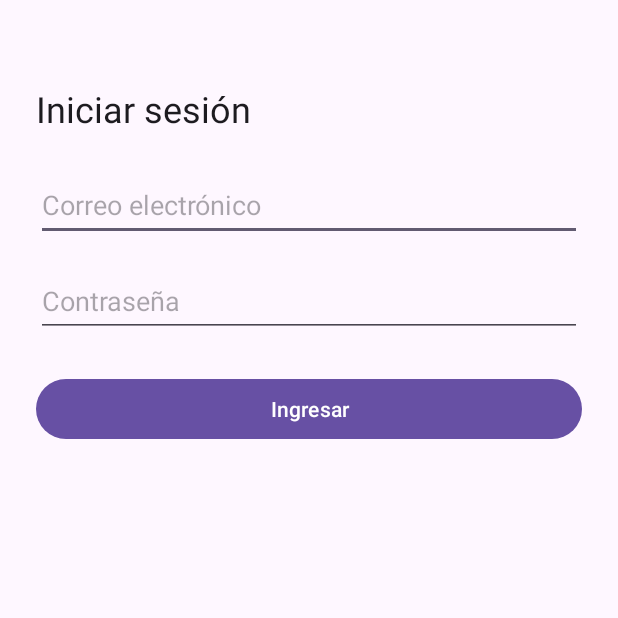
After one commit to Brandon-SGB/Computacion_Movil_EcoBogota, an Android app: the LoginActivity screen opened directly, with no data from a screen before it, on a phone screen of 412 x 824 dp, the top half of it. The commit adds this screen. Run offline under Robolectric (Android 15) with nearby library versions, the phone set to English and light mode, and no system bars.

Commit message:
P4: sesión y pantalla de inicio de sesión (P-04, HU-02)
- SessionManager expone LiveData getSesionInvalidada(); invalidarSesion()
  publica un único aviso cuando elimina el token.
- MainActivity observa el aviso y abre LoginActivity con la pila limpia
  (A6, A11); barra superior con la opción Cerrar sesión.
- LoginActivity y LoginViewModel: correo con formato válido y campos
  obligatorios (A8); con conexión informa que el ingreso espera el
  servicio del backend. La contraseña no se guarda ni se registra (A7).
- La actividad de inicio sigue siendo MainActivity.
- Pruebas locales de las validaciones y prueba en dispositivo de diez
  invalidaciones simultáneas con un solo aviso.

```diff
--- a/app/src/main/AndroidManifest.xml
+++ b/app/src/main/AndroidManifest.xml
@@ -31,6 +31,10 @@
                 <category android:name="android.intent.category.LAUNCHER" />
             </intent-filter>
         </activity>
+        <activity
+            android:name=".ui.LoginActivity"
+            android:exported="false"
+            android:windowSoftInputMode="adjustResize" />
     </application>
 
 </manifest>
--- /dev/null
+++ b/app/src/main/java/co/edu/uniminuto/Movil_EcoBogota/ui/LoginActivity.java
@@ -0,0 +1,77 @@
+package co.edu.uniminuto.Movil_EcoBogota.ui;
+
+import android.os.Bundle;
+import android.view.View;
+import android.widget.Button;
+import android.widget.EditText;
+import android.widget.ProgressBar;
+import android.widget.TextView;
+
+import androidx.activity.EdgeToEdge;
+import androidx.appcompat.app.AppCompatActivity;
+import androidx.core.graphics.Insets;
+import androidx.core.view.ViewCompat;
+import androidx.core.view.WindowInsetsCompat;
+import androidx.lifecycle.ViewModelProvider;
+
+import co.edu.uniminuto.Movil_EcoBogota.R;
+
+//Pantalla de inicio de sesión (HU-02)
+public class LoginActivity extends AppCompatActivity {
+
+    //Vistas
+    private EditText etCorreo;
+    private EditText etContrasena;
+    private Button btnIngresar;
+    private ProgressBar pbLogin;
+    private TextView tvEstadoLogin;
+
+    //ViewModel de la pantalla
+    private LoginViewModel viewModel;
+
+    @Override
+    protected void onCreate(Bundle savedInstanceState) {
+        super.onCreate(savedInstanceState);
+        EdgeToEdge.enable(this);
+        setContentView(R.layout.activity_login);
+        ViewCompat.setOnApplyWindowInsetsListener(findViewById(R.id.login), (v, insets) -> {
+            Insets systemBars = insets.getInsets(WindowInsetsCompat.Type.systemBars());
+            v.setPadding(systemBars.left, systemBars.top, systemBars.right, systemBars.bottom);
+            return insets;
+        });
+        initObjects();
+        observarViewModel();
+        btnIngresar.setOnClickListener(this::ingresar);
+    }
+
+    //Método para enlazar los objetos de la vista con la parte lógica
+    private void initObjects() {
+        etCorreo = findViewById(R.id.etCorreo);
+        etContrasena = findViewById(R.id.etContrasena);
+        btnIngresar = findViewById(R.id.btnIngresar);
+        pbLogin = findViewById(R.id.pbLogin);
+        tvEstadoLogin = findViewById(R.id.tvEstadoLogin);
+        viewModel = new ViewModelProvider(this).get(LoginViewModel.class);
+    }
+
+    //Método para observar el estado, el mensaje y los errores de los campos
+    private void observarViewModel() {
+        viewModel.getMensaje().observe(this, tvEstadoLogin::setText);
+        viewModel.getEstado().observe(this, this::mostrarEstado);
+        viewModel.getErrorCorreo().observe(this, etCorreo::setError);
+        viewModel.getErrorContrasena().observe(this, etContrasena::setError);
+    }
+
+    //Método para mostrar las vistas según el estado
+    private void mostrarEstado(EstadoUi estado) {
+        boolean cargando = estado == EstadoUi.CARGANDO;
+        pbLogin.setVisibility(cargando ? View.VISIBLE : View.GONE);
+        btnIngresar.setEnabled(!cargando);
+        tvEstadoLogin.setVisibility(cargando ? View.GONE : View.VISIBLE);
+    }
+
+    //Método del botón Ingresar; la contraseña solo se pasa a la validación, no se guarda
+    private void ingresar(View view) {
+        viewModel.ingresar(etCorreo.getText().toString(), etContrasena.getText().toString());
+    }
+}
--- /dev/null
+++ b/app/src/main/java/co/edu/uniminuto/Movil_EcoBogota/ui/LoginViewModel.java
@@ -0,0 +1,95 @@
+package co.edu.uniminuto.Movil_EcoBogota.ui;
+
+import android.app.Application;
+import android.util.Patterns;
+
+import androidx.annotation.NonNull;
+import androidx.lifecycle.AndroidViewModel;
+import androidx.lifecycle.LiveData;
+import androidx.lifecycle.MutableLiveData;
+
+import java.util.function.Predicate;
+
+import co.edu.uniminuto.Movil_EcoBogota.R;
+
+//ViewModel del inicio de sesión (HU-02); la contraseña no se guarda ni se registra en Log (A7)
+public class LoginViewModel extends AndroidViewModel {
+
+    //Estado de la pantalla, mensaje y errores de los campos
+    private final MutableLiveData<EstadoUi> estado = new MutableLiveData<>();
+    private final MutableLiveData<String> mensaje = new MutableLiveData<>();
+    private final MutableLiveData<String> errorCorreo = new MutableLiveData<>();
+    private final MutableLiveData<String> errorContrasena = new MutableLiveData<>();
+
+    public LoginViewModel(@NonNull Application application) {
+        super(application);
+    }
+
+    public LiveData<EstadoUi> getEstado() {
+        return estado;
+    }
+
+    public LiveData<String> getMensaje() {
+        return mensaje;
+    }
+
+    public LiveData<String> getErrorCorreo() {
+        return errorCorreo;
+    }
+
+    public LiveData<String> getErrorContrasena() {
+        return errorContrasena;
+    }
+
+    //Método del botón Ingresar: valida, comprueba la conexión y, sin servicio del backend, no envía nada
+    public void ingresar(String correo, String contrasena) {
+        int validacionCorreo = validarCorreo(correo,
+                texto -> Patterns.EMAIL_ADDRESS.matcher(texto).matches());
+        int validacionContrasena = validarContrasena(contrasena);
+        errorCorreo.setValue(textoError(validacionCorreo));
+        errorContrasena.setValue(textoError(validacionContrasena));
+        if (validacionCorreo != FormularioViewModel.VALIDO) {
+            mostrarError(validacionCorreo);
+            return;
+        }
+        if (validacionContrasena != FormularioViewModel.VALIDO) {
+            mostrarError(validacionContrasena);
+            return;
+        }
+        estado.setValue(EstadoUi.CARGANDO);
+        mostrarError(obtenerMensajeIngreso(ConexionRed.hayConexion(getApplication())));
+    }
+
+    //El correo es obligatorio y debe tener formato válido (A8)
+    static int validarCorreo(String correo, Predicate<String> formatoValido) {
+        if (correo == null || correo.trim().isEmpty()) {
+            return R.string.error_correo_obligatorio;
+        }
+        if (!formatoValido.test(correo.trim())) {
+            return R.string.error_correo_invalido;
+        }
+        return FormularioViewModel.VALIDO;
+    }
+
+    //La contraseña es obligatoria (A8)
+    static int validarContrasena(String contrasena) {
+        if (contrasena == null || contrasena.isEmpty()) {
+            return R.string.error_contrasena_obligatoria;
+        }
+        return FormularioViewModel.VALIDO;
+    }
+
+    //Mensaje del ingreso según la conexión
+    static int obtenerMensajeIngreso(boolean conectado) {
+        return conectado ? R.string.login_pendiente_backend : R.string.conexion_no_disponible;
+    }
+
+    private void mostrarError(int idMensaje) {
+        mensaje.setValue(getApplication().getString(idMensaje));
+        estado.setValue(EstadoUi.ERROR);
+    }
+
+    private String textoError(int validacion) {
+        return validacion == FormularioViewModel.VALIDO ? null : getApplication().getString(validacion);
+    }
+}
--- /dev/null
+++ b/app/src/main/res/layout/activity_login.xml
@@ -0,0 +1,67 @@
+<?xml version="1.0" encoding="utf-8"?>
+<ScrollView xmlns:android="http://schemas.android.com/apk/res/android"
+    xmlns:tools="http://schemas.android.com/tools"
+    android:id="@+id/login"
+    android:layout_width="match_parent"
+    android:layout_height="match_parent"
+    tools:context=".ui.LoginActivity">
+
+    <LinearLayout
+        android:layout_width="match_parent"
+        android:layout_height="wrap_content"
+        android:orientation="vertical"
+        android:padding="24dp">
+
+        <TextView
+            android:id="@+id/tvTituloLogin"
+            android:layout_width="match_parent"
+            android:layout_height="wrap_content"
+            android:layout_marginTop="32dp"
+            android:text="@string/titulo_login"
+            android:textAppearance="?attr/textAppearanceHeadlineSmall" />
+
+        <EditText
+            android:id="@+id/etCorreo"
+            android:layout_width="match_parent"
+            android:layout_height="wrap_content"
+            android:layout_marginTop="24dp"
+            android:autofillHints="emailAddress"
+            android:hint="@string/hint_correo"
+            android:inputType="textEmailAddress"
+            android:minHeight="48dp" />
+
+        <EditText
+            android:id="@+id/etContrasena"
+            android:layout_width="match_parent"
+            android:layout_height="wrap_content"
+            android:layout_marginTop="16dp"
+            android:autofillHints="password"
+            android:hint="@string/hint_contrasena"
+            android:inputType="textPassword"
+            android:minHeight="48dp" />
+
+        <Button
+            android:id="@+id/btnIngresar"
+            android:layout_width="match_parent"
+            android:layout_height="wrap_content"
+            android:layout_marginTop="24dp"
+            android:text="@string/btn_ingresar" />
+
+        <ProgressBar
+            android:id="@+id/pbLogin"
+            android:layout_width="wrap_content"
+            android:layout_height="wrap_content"
+            android:layout_gravity="center_horizontal"
+            android:layout_marginTop="16dp"
+            android:visibility="gone" />
+
+        <TextView
+            android:id="@+id/tvEstadoLogin"
+            android:layout_width="match_parent"
+            android:layout_height="wrap_content"
+            android:layout_marginTop="16dp"
+            android:gravity="center"
+            android:visibility="gone" />
+    </LinearLayout>
+
+</ScrollView>
--- a/app/src/main/res/values/strings.xml
+++ b/app/src/main/res/values/strings.xml
@@ -2,6 +2,17 @@
     <string name="app_name">Movil_EcoBogota</string>
     <string name="conexion_disponible">Con conexión a internet</string>
     <string name="conexion_no_disponible">Sin conexión a internet</string>
+
+    <!-- Sesión e inicio de sesión (P-04, HU-02) -->
+    <string name="menu_cerrar_sesion">Cerrar sesión</string>
+    <string name="titulo_login">Iniciar sesión</string>
+    <string name="hint_correo">Correo electrónico</string>
+    <string name="hint_contrasena">Contraseña</string>
+    <string name="btn_ingresar">Ingresar</string>
+    <string name="error_correo_obligatorio">El correo es obligatorio</string>
+    <string name="error_correo_invalido">El correo no tiene un formato válido</string>
+    <string name="error_contrasena_obligatoria">La contraseña es obligatoria</string>
+    <string name="login_pendiente_backend">El inicio de sesión estará disponible cuando se configure el servicio del backend</string>
 
     <!-- Navegación inferior -->
     <string name="menu_reportes">Reportes</string>
```
Also changed, not shown: app/src/main/java/co/edu/uniminuto/Movil_EcoBogota/MainActivity.java (+56 -0 lines), app/src/main/java/co/edu/uniminuto/Movil_EcoBogota/data/session/SessionManager.java (+17 -1 lines), app/src/main/res/layout/activity_main.xml (+10 -1 lines), app/src/main/res/menu/menu_superior.xml (added, +10 -0 lines), 2 other files.
